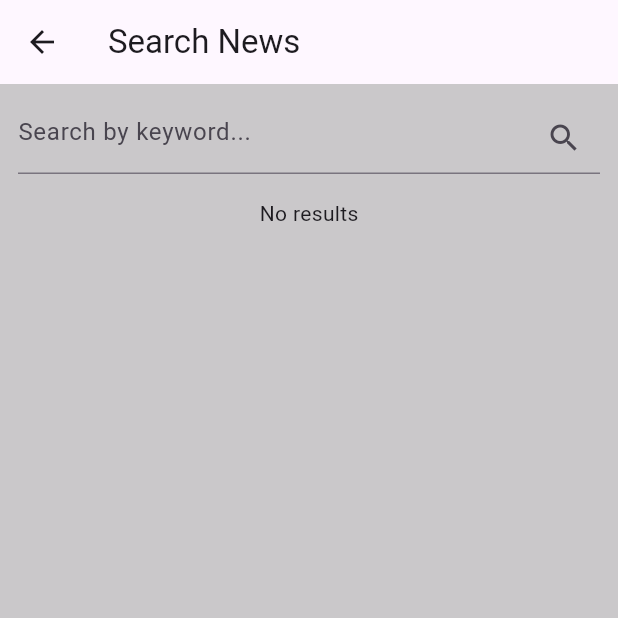
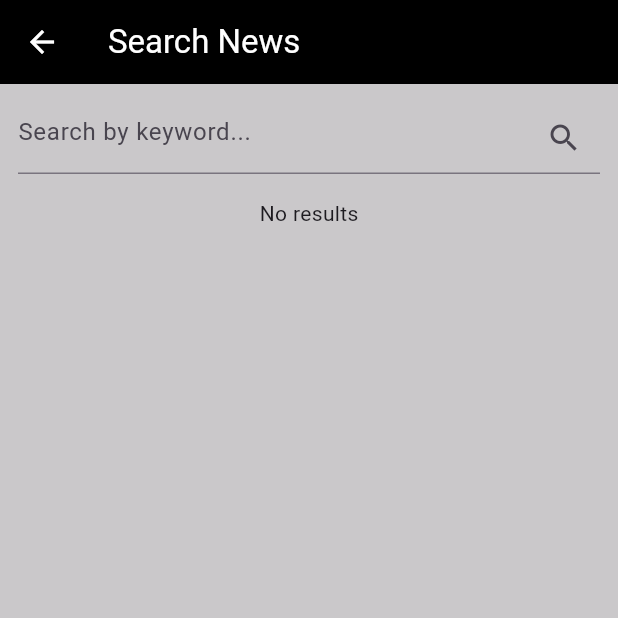
Before and after one commit to Michael-Teka/News_Reader_App, a Flutter app: the screen it shows after launch, after a tap on the "search" icon, on a phone screen of 412 x 824 dp, the top half of it. Run offline on Flutter 3.47's test engine with Material 3 defaults, Android fonts, the phone set to English and light mode, and no system bars; our stand-ins replace google_fonts; network calls fail.

Commit message:
version 2.4

```diff
--- /dev/null
+++ b/lib/Services/api_service.dart
@@ -0,0 +1,38 @@
+import 'dart:convert';
+import 'package:http/http.dart' as http;
+import 'package:news_reader/models/article_model.dart';
+
+class NewsService {
+  final String _apiKey = '795ea6fa002649fabbaa6013e95a7a7f';
+  final String _baseUrl = 'https://newsapi.org/v2';
+
+  Future<List<Article>> fetchNewsByCategory(String category) async {
+    final url = Uri.parse(
+      '$_baseUrl/top-headlines?country=us&category=$category&apiKey=$_apiKey',
+    );
+    final response = await http.get(url);
+
+    if (response.statusCode == 200) {
+      final data = jsonDecode(response.body);
+      final List articles = data['articles'];
+      return articles.map((json) => Article.fromJson(json)).toList();
+    } else {
+      throw Exception('Failed to load news');
+    }
+  }
+  Future<List<Article>> searchArticles(String query) async {
+  final url = Uri.parse(
+    '$_baseUrl/everything?q=$query&sortBy=publishedAt&apiKey=$_apiKey',
+  );
+  final response = await http.get(url);
+
+  if (response.statusCode == 200) {
+    final data = jsonDecode(response.body);
+    final List articles = data['articles'];
+    return articles.map((json) => Article.fromJson(json)).toList();
+  } else {
+    throw Exception('Failed to search articles');
+  }
+}
+
+}
--- a/lib/main.dart
+++ b/lib/main.dart
@@ -20,17 +20,14 @@ class MyApp extends StatelessWidget {
     return MaterialApp(
       title: 'News Reader',
       debugShowCheckedModeBanner: false,
-      theme: ThemeData.light(),
+      theme: ThemeData.light().copyWith(
+        appBarTheme: const AppBarTheme(
+          iconTheme: IconThemeData(color: Colors.white),
+        ),
+      ),
       darkTheme: ThemeData.dark(),
       themeMode: ThemeMode.system,
       home: const HomePage(),
-      // debugShowCheckedModeBanner: false,
-      // title: ' News Reader',
-      // theme: ThemeData(
-      //   colorScheme: ColorScheme.fromSeed(seedColor: Colors.deepPurple),
-      //   useMaterial3: true,
-      // ),
-      // home: const HomePage(),
     );
   }
 }
--- a/lib/screens/home_page.dart
+++ b/lib/screens/home_page.dart
@@ -17,12 +17,12 @@ class _HomePageState extends State<HomePage> {
   List<Article> _recentArticles = [];
 
   final List<Map<String, dynamic>> categories = const [
-    {'name': 'Technology', 'value': 'technology', 'icon': Icons.memory, 'color': Colors.blue},
-    {'name': 'Business', 'value': 'business', 'icon': Icons.business_center, 'color': Colors.green},
-    {'name': 'Sports', 'value': 'sports', 'icon': Icons.sports_soccer, 'color': Colors.orange},
-    {'name': 'Health', 'value': 'health', 'icon': Icons.health_and_safety, 'color': Colors.red},
-    {'name': 'Science', 'value': 'science', 'icon': Icons.science, 'color': Colors.purple},
-    {'name': 'Entertainment', 'value': 'entertainment', 'icon': Icons.movie, 'color': Colors.pink},
+    {'name': 'Technology', 'value': 'Technology', 'icon': Icons.memory, 'color': Colors.blue},
+    {'name': 'Business', 'value': 'Business', 'icon': Icons.business_center, 'color': Colors.green},
+    {'name': 'Sports', 'value': 'Sports', 'icon': Icons.sports_soccer, 'color': Colors.orange},
+    {'name': 'Health', 'value': 'Health', 'icon': Icons.health_and_safety, 'color': Colors.red},
+    {'name': 'Science', 'value': 'Science', 'icon': Icons.science, 'color': Colors.purple},
+    {'name': 'Entertainment', 'value': 'Entertainment', 'icon': Icons.movie, 'color': Colors.pink},
   ];
 
   @override
@@ -47,10 +47,18 @@ class _HomePageState extends State<HomePage> {
     final isDark = Theme.of(context).brightness == Brightness.dark;
     return Scaffold(
       appBar: AppBar(
-        title: const Text('🗞️ News Reader'),
+        backgroundColor: Colors.black,
+        title: const Text(
+          '🗞️ News Reader',
+          style: TextStyle(
+            color: Colors.white,
+          ),
+          ),
         actions: [
           IconButton(
-            icon: const Icon(Icons.search),
+            icon: const Icon(Icons.search,
+            color: Colors.white,
+            ),
             onPressed: () {
               Navigator.push(
                 context,
--- a/lib/screens/search_page.dart
+++ b/lib/screens/search_page.dart
@@ -47,7 +47,12 @@ class _SearchPageState extends State<SearchPage> {
     return Scaffold(
       backgroundColor:  const Color.fromARGB(255, 202, 200, 202),
       appBar: AppBar(
-        title: const Text('Search News'),
+        title: const Text('Search News',
+        style: TextStyle(
+          color: Colors.white,
+        ),
+        ),
+        backgroundColor: Colors.black,
       ),
       body: Padding(
         padding: const EdgeInsets.all(12),
```
Also changed, not shown: lib/screens/news_list_page.dart (+8 -1 lines), 1 other file.
